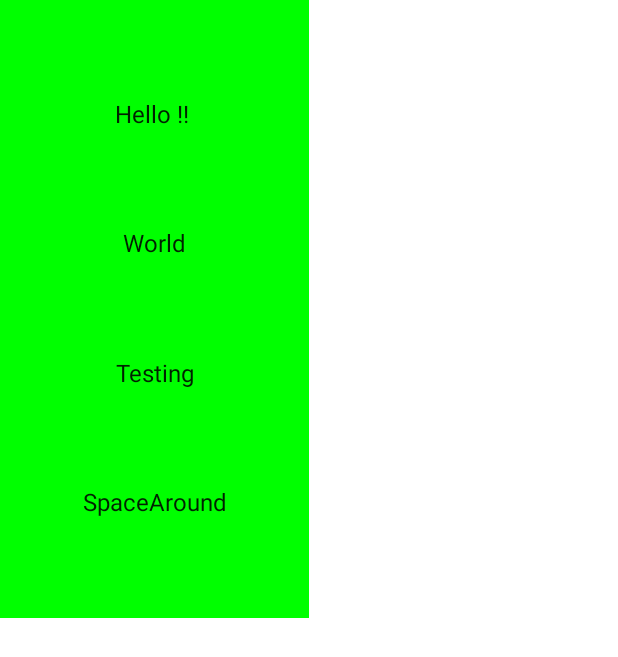
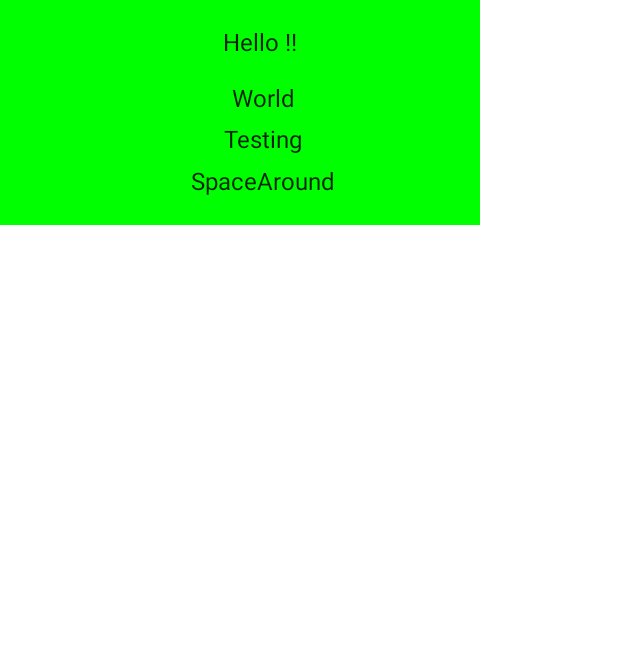
Before and after one commit to gau4sar/design-with-jetpack-compose, an Android app built with Jetpack Compose: the screen it shows after launch (MainActivity), on a phone screen of 412 x 824 dp. Shown: the top 657 px of the screen. Run offline under Robolectric (Android 15) with nearby library versions, the phone set to English and light mode, and no system bars.

Commit message:
Playing with different modifiers for compose

```diff
--- a/app/src/main/java/com/gaurav/design_wtih_kotlin_jetpackcompose/MainActivity.kt
+++ b/app/src/main/java/com/gaurav/design_wtih_kotlin_jetpackcompose/MainActivity.kt
@@ -4,15 +4,15 @@ import android.os.Bundle
 import androidx.activity.ComponentActivity
 import androidx.activity.compose.setContent
 import androidx.compose.foundation.background
-import androidx.compose.foundation.layout.Arrangement
-import androidx.compose.foundation.layout.Column
-import androidx.compose.foundation.layout.fillMaxSize
+import androidx.compose.foundation.clickable
+import androidx.compose.foundation.layout.*
 import androidx.compose.material.Text
 import androidx.compose.runtime.Composable
 import androidx.compose.ui.Alignment
 import androidx.compose.ui.Modifier
 import androidx.compose.ui.graphics.Color
 import androidx.compose.ui.tooling.preview.Preview
+import androidx.compose.ui.unit.dp
 import com.gaurav.design_wtih_kotlin_jetpackcompose.ui.theme.DesignwtihkotlinJetpackComposeTheme
 
 class MainActivity : ComponentActivity() {
@@ -24,17 +24,34 @@ class MainActivity : ComponentActivity() {
     }
 }
 
+/**
+ * - width/height  (if the set width exceeds the parent_content area then it resets it to the max_parent)
+ * - requiredWidth / requiredHeight (This is always equal to the defined DP value)
+ * - padding
+ * - offset
+ * - Spacer
+ */
+
 @Composable
-fun myFirstComposeView(){
+fun myFirstComposeView() {
     DesignwtihkotlinJetpackComposeTheme {
         Column(
             modifier = Modifier
                 .background(Color.Green)
-                .fillMaxSize(0.5f),
+                //.fillMaxSize(0.5f)
+                .width(320.dp)
+                .requiredHeight(150.dp)
+                .padding(10.dp)
+                .offset(15.dp),
             horizontalAlignment = Alignment.CenterHorizontally,
             verticalArrangement = Arrangement.SpaceEvenly
         ) {
-            Text("Hello !! ")
+            Text("Hello !! ", modifier = Modifier.clickable {
+                // New onClickListener implementation
+            })
+            Spacer(Modifier
+                .offset(20.dp, 25.dp)
+            )
             Text("World")
             Text("Testing")
             Text("SpaceAround")
```
